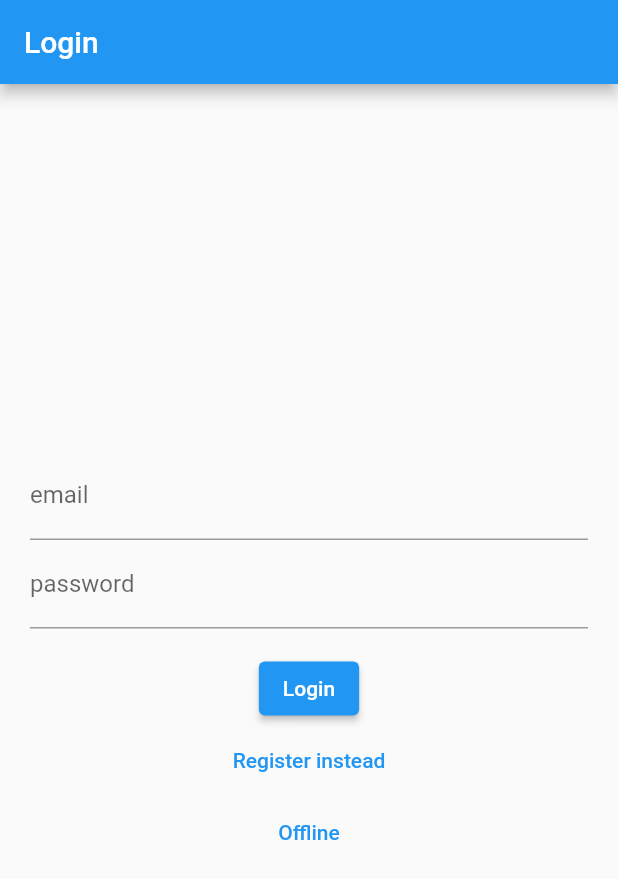
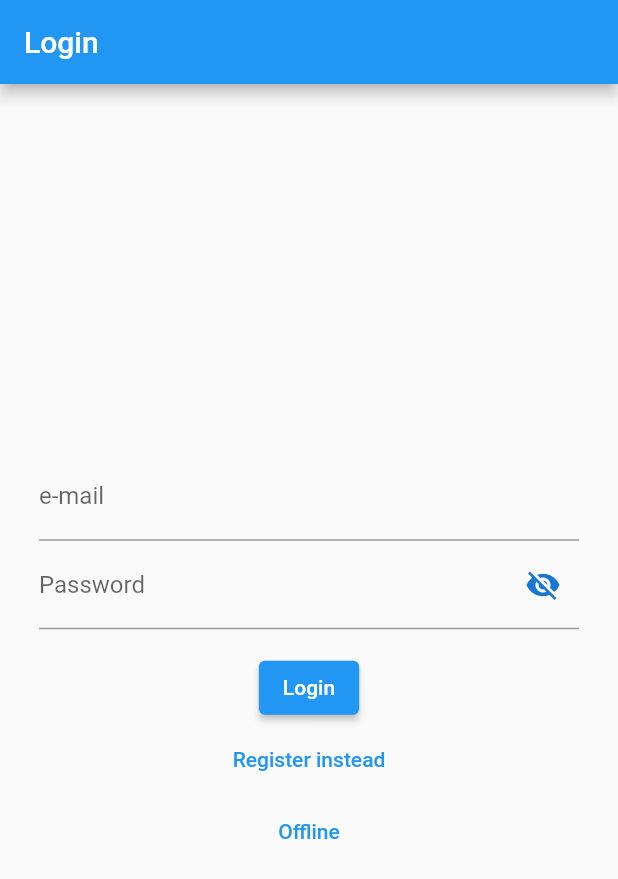
Before and after one commit to bjadczak/LRGTool, a Flutter app: the screen it shows after launch, on a phone screen of 412 x 824 dp. Shown: the top 879 px of the screen. Run offline on Flutter 3.47's test engine with Material 2 defaults, Android fonts, the phone set to English and light mode, and no system bars; our stand-ins replace cloud_firestore, csv, email_validator, file_picker, firebase_auth, firebase_core and 4 more; accounts and stored records are empty.

Commit message:
Improve login page

```diff
--- a/lib/pages/home_page.dart
+++ b/lib/pages/home_page.dart
@@ -46,6 +46,7 @@ class _HomePageState extends State<HomePage> {
       return Container(
         margin: const EdgeInsets.all(30.0),
         padding: const EdgeInsets.all(10.0),
+        constraints: const BoxConstraints(minWidth: 200, maxWidth: 500),
         decoration: BoxDecoration(
           border: Border.all(
             color: Theme.of(context).primaryColor,
--- a/lib/pages/login_register_page.dart
+++ b/lib/pages/login_register_page.dart
@@ -2,6 +2,8 @@ import 'package:flutter/material.dart';
 import 'package:firebase_auth/firebase_auth.dart';
 import 'package:lrgtool/misc/auth.dart';
 import 'package:lrgtool/pages/home_page.dart';
+
+import 'package:email_validator/email_validator.dart';
 
 class LoginPage extends StatefulWidget {
   const LoginPage({Key? key}) : super(key: key);
@@ -11,67 +13,92 @@ class LoginPage extends StatefulWidget {
 }
 
 class _LoginPageState extends State<LoginPage> {
-  String? errorMessage = '';
   bool isLogin = true;
+  bool _passwordVisible = false;
 
   final TextEditingController _controllerEmail = TextEditingController();
   final TextEditingController _controllerPassword = TextEditingController();
   final TextEditingController _controllerPasswordRepeat =
       TextEditingController();
 
+  final _formKey = GlobalKey<FormState>();
+
   Future<void> signInWithEmailAndPassword() async {
+    if (_formKey.currentState!.validate()) {
       try {
         await Auth().signInWithEmailAndPassword(
           email: _controllerEmail.text,
           password: _controllerPassword.text,
         );
       } on FirebaseAuthException catch (e) {
-      setState(() {
-        errorMessage = e.message;
-      });
+        showDialog(
+          context: context,
+          builder: (context) {
+            return AlertDialog(
+              title: const Text("Warning!"),
+              content: Text(e.message ??
+                  "Something went wrong, can't retrive error message"),
+              actions: [
+                ElevatedButton(
+                    onPressed: () => Navigator.pop(context),
+                    child: const Text('OK')),
+              ],
+            );
+          },
+        );
+      }
     }
   }
 
   Future<void> createUserWithEmailAndPassword() async {
+    if (_formKey.currentState!.validate()) {
       try {
         await Auth().createUserWithEmailAndPassword(
           email: _controllerEmail.text,
           password: _controllerPassword.text,
         );
       } on FirebaseAuthException catch (e) {
-      setState(() {
-        errorMessage = e.message;
-      });
+        showDialog(
+          context: context,
+          builder: (context) {
+            return AlertDialog(
+              title: const Text("Warning!"),
+              content: Text(e.message ??
+                  "Something went wrong, can't retrive error message"),
+              actions: [
+                ElevatedButton(
+                    onPressed: () => Navigator.pop(context),
+                    child: const Text('OK')),
+              ],
+            );
+          },
+        );
       }
     }
-
-  Widget _title() {
-    return const Text('Login');
-  }
-
-  Widget _entryField(
-    String title,
-    TextEditingController controller,
-  ) {
-    return TextField(
-      controller: controller,
-      obscureText: controller == _controllerPassword,
-      decoration: InputDecoration(
-        labelText: title,
-      ),
-    );
   }
 
   Widget _passwordCreateEntryFiled() {
     return TextFormField(
-      obscureText: true,
+      obscureText: !_passwordVisible,
       controller: _controllerPassword,
-      decoration: const InputDecoration(labelText: "password"),
+      decoration: InputDecoration(
+        labelText: 'Password',
+        hintText: 'Enter your password',
+        suffixIcon: IconButton(
+          icon: Icon(
+            _passwordVisible ? Icons.visibility : Icons.visibility_off,
+            color: Theme.of(context).primaryColorDark,
+          ),
+          onPressed: () {
+            setState(() {
+              _passwordVisible = !_passwordVisible;
+            });
+          },
+        ),
+      ),
       validator: (value) {
         if (value == null || value.isEmpty) {
-          return "Pleas enter password";
-        } else if (value != _controllerPasswordRepeat.text) {
-          return "Passwords do not match";
+          return "Please enter password";
         } else if (value.length < 6) {
           return "Password needs to be at least 6 charachters";
         }
@@ -81,22 +108,69 @@ class _LoginPageState extends State<LoginPage> {
   }
 
   Widget _passwordCreateRepeatEntryFiled() {
-    return TextField(
-      obscureText: true,
+    return TextFormField(
+      obscureText: !_passwordVisible,
       controller: _controllerPasswordRepeat,
-      decoration: const InputDecoration(labelText: "repeat password"),
+      decoration: const InputDecoration(
+        labelText: "Repeat password",
+        hintText: 'Repeat your password',
+      ),
+      validator: (value) {
+        if (value != _controllerPassword.text) {
+          return "Passwords do not match";
+        }
+        return null;
+      },
     );
   }
 
-  Widget _errorMessage() {
-    return Text(errorMessage == '' ? '' : 'Humm ? $errorMessage');
+  Widget _emailEntryField() {
+    return TextFormField(
+      controller: _controllerEmail,
+      decoration: const InputDecoration(
+          labelText: "e-mail", hintText: 'Enter your e-mail'),
+      validator: (value) {
+        if (value == null || value.isEmpty) {
+          return "Pleas enter email";
+        } else if (!EmailValidator.validate(value)) {
+          return "Not a valid email";
+        }
+        return null;
+      },
+    );
+  }
+
+  Widget _passwordEntryField() {
+    return TextField(
+      obscureText: !_passwordVisible,
+      controller: _controllerPassword,
+      decoration: InputDecoration(
+        labelText: 'Password',
+        hintText: 'Enter your password',
+        suffixIcon: IconButton(
+          icon: Icon(
+            _passwordVisible ? Icons.visibility : Icons.visibility_off,
+            color: Theme.of(context).primaryColorDark,
+          ),
+          onPressed: () {
+            setState(() {
+              _passwordVisible = !_passwordVisible;
+            });
+          },
+        ),
+      ),
+    );
   }
 
   Widget _submitButton() {
-    return ElevatedButton(
-      onPressed:
-          isLogin ? signInWithEmailAndPassword : createUserWithEmailAndPassword,
+    return Container(
+      margin: const EdgeInsets.only(top: 15.0),
+      child: ElevatedButton(
+        onPressed: isLogin
+            ? signInWithEmailAndPassword
+            : createUserWithEmailAndPassword,
         child: Text(isLogin ? 'Login' : 'Register'),
+      ),
     );
   }
 
@@ -111,11 +185,15 @@ class _LoginPageState extends State<LoginPage> {
     );
   }
 
-  List<Widget> _getLoginContent() {
-    return <Widget>[
-      _entryField('email', _controllerEmail),
-      _entryField('password', _controllerPassword),
-      _errorMessage(),
+  Widget _getLoginContent() {
+    return Form(
+      key: _formKey,
+      child: Column(
+        crossAxisAlignment: CrossAxisAlignment.center,
+        mainAxisAlignment: MainAxisAlignment.center,
+        children: <Widget>[
+          _emailEntryField(),
+          _passwordEntryField(),
           _submitButton(),
           _loginOrRegisterButton(),
           TextButton(
@@ -129,15 +207,21 @@ class _LoginPageState extends State<LoginPage> {
             },
             child: const Text('Offline'),
           ),
-    ];
+        ],
+      ),
+    );
   }
 
-  List<Widget> _getRegisterContent() {
-    return <Widget>[
-      _entryField('email', _controllerEmail),
+  Widget _getRegisterContent() {
+    return Form(
+      key: _formKey,
+      child: Column(
+        crossAxisAlignment: CrossAxisAlignment.center,
+        mainAxisAlignment: MainAxisAlignment.center,
+        children: <Widget>[
+          _emailEntryField(),
           _passwordCreateEntryFiled(),
           _passwordCreateRepeatEntryFiled(),
-      _errorMessage(),
           _submitButton(),
           _loginOrRegisterButton(),
           TextButton(
@@ -151,23 +235,22 @@ class _LoginPageState extends State<LoginPage> {
             },
             child: const Text('Offline'),
           ),
-    ];
+        ],
+      ),
+    );
   }
 
   @override
   Widget build(BuildContext context) {
     return Scaffold(
       appBar: AppBar(
-        title: _title(),
+        title: const Text("Login"),
       ),
-      body: Container(
-        height: double.infinity,
-        width: double.infinity,
+      body: Center(
+        child: Container(
+          constraints: const BoxConstraints(minWidth: 200, maxWidth: 400),
           padding: const EdgeInsets.all(20),
-        child: Column(
-          crossAxisAlignment: CrossAxisAlignment.center,
-          mainAxisAlignment: MainAxisAlignment.center,
-          children: isLogin ? _getLoginContent() : _getRegisterContent(),
+          child: isLogin ? _getLoginContent() : _getRegisterContent(),
         ),
       ),
     );
--- a/pubspec.yaml
+++ b/pubspec.yaml
@@ -49,6 +49,7 @@ dependencies:
   json_serializable: ^6.5.4
   firebase_database: ^10.0.9
   cloud_firestore: ^4.3.1
+  email_validator: ^2.1.17
 
 
 dev_dependencies:
```
Lines whose indentation alone changed are shown as unchanged.
